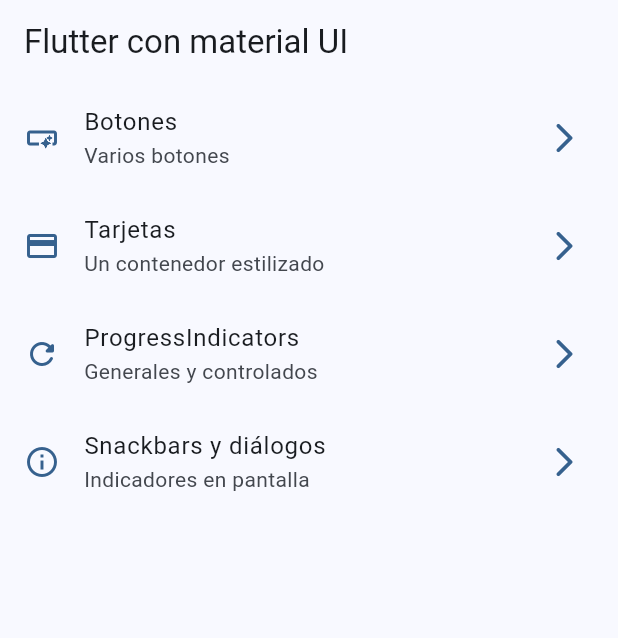
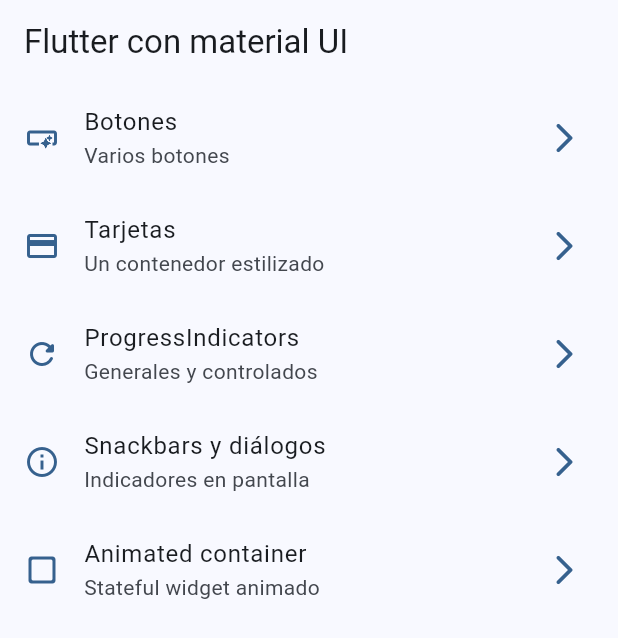
Before and after one commit to DuvanJM02/widgets_app, a Flutter app: the screen it shows after launch, on a phone screen of 412 x 824 dp. Shown: the top 638 px of the screen. Run offline on Flutter 3.47's test engine with Material 3 defaults, Android fonts, the phone set to English and light mode, and no system bars; our stand-ins replace go_router.

```diff
--- a/lib/config/menu/menu_items.dart
+++ b/lib/config/menu/menu_items.dart
@@ -34,4 +34,9 @@ const appMenuItems = <MenuItems>[
       subTitle: 'Indicadores en pantalla',
       link: '/snackbars',
       icon: Icons.info_outline),
+  MenuItems(
+      title: 'Animated container',
+      subTitle: 'Stateful widget animado',
+      link: '/animated',
+      icon: Icons.check_box_outline_blank_rounded),
 ];
--- a/lib/config/router/app_router.dart
+++ b/lib/config/router/app_router.dart
@@ -29,5 +29,10 @@ final appRouter = GoRouter(
       name: SnackbarScreen.name,
       builder: (context, state) => const SnackbarScreen(),
     ),
+    GoRoute(
+      path: '/animated',
+      name: AnimatedScreen.name,
+      builder: (context, state) => const AnimatedScreen(),
+    ),
   ],
 );
```
Also changed, not shown: lib/presentation/screens/animated/animated_screen.dart (+46 -2 lines).
